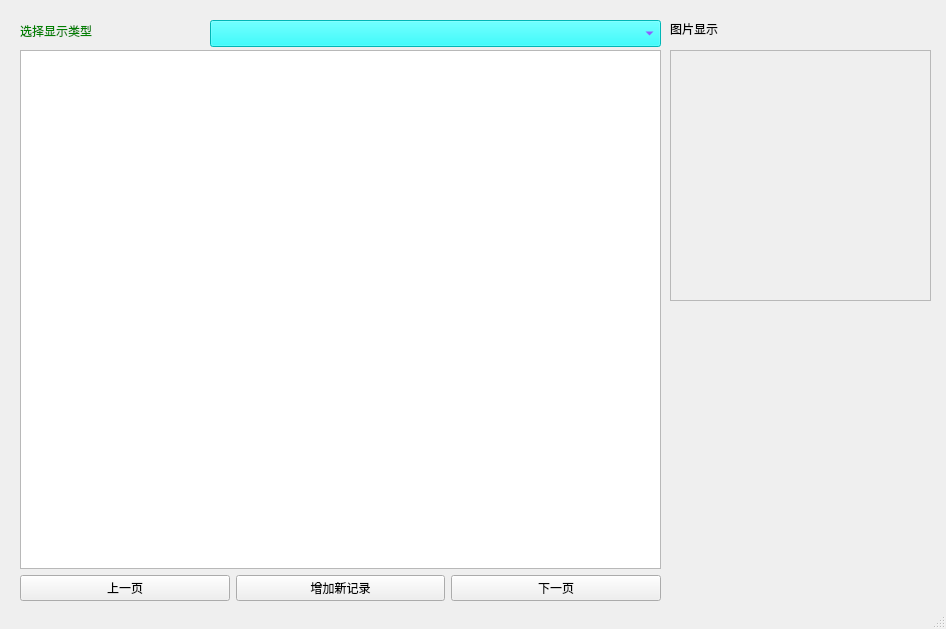
Before: the Qt Designer form mainForm.ui in skyscribe/financial, drawn with Qt 5.
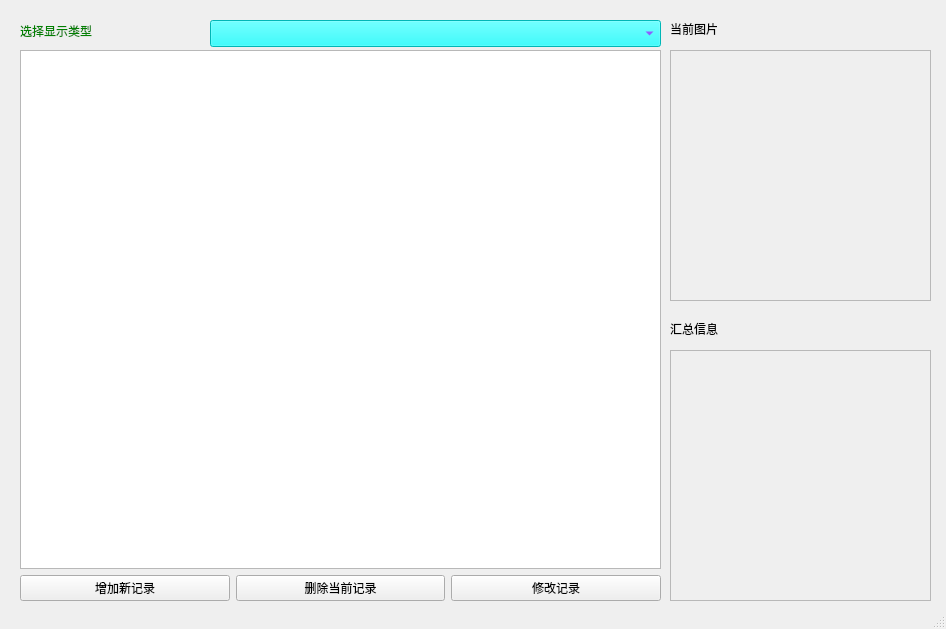
After: the same form once the commit is applied.

```diff
--- a/mainForm.ui
+++ b/mainForm.ui
@@ -85,13 +85,6 @@
      <item>
       <layout class="QHBoxLayout" name="horizontalLayout">
        <item>
-        <widget class="QPushButton" name="btnPrevious">
-         <property name="text">
-          <string>上一页</string>
-         </property>
-        </widget>
-       </item>
-       <item alignment="Qt::AlignBottom">
         <widget class="QPushButton" name="btnAdd">
          <property name="text">
           <string>增加新记录</string>
@@ -101,7 +94,14 @@
        <item>
         <widget class="QPushButton" name="btnNext">
          <property name="text">
-          <string>下一页</string>
+          <string>删除当前记录</string>
+         </property>
+        </widget>
+       </item>
+       <item>
+        <widget class="QPushButton" name="btnModify">
+         <property name="text">
+          <string>修改记录</string>
          </property>
         </widget>
        </item>
@@ -119,7 +119,7 @@
      </rect>
     </property>
     <property name="text">
-     <string>图片显示</string>
+     <string>当前图片</string>
     </property>
     <property name="alignment">
      <set>Qt::AlignLeading|Qt::AlignLeft|Qt::AlignTop</set>
@@ -144,6 +144,41 @@
      <set>Qt::AlignLeading|Qt::AlignLeft|Qt::AlignTop</set>
     </property>
    </widget>
+   <widget class="QLabel" name="pictureShow_2">
+    <property name="geometry">
+     <rect>
+      <x>670</x>
+      <y>350</y>
+      <width>261</width>
+      <height>251</height>
+     </rect>
+    </property>
+    <property name="frameShape">
+     <enum>QFrame::StyledPanel</enum>
+    </property>
+    <property name="text">
+     <string/>
+    </property>
+    <property name="alignment">
+     <set>Qt::AlignLeading|Qt::AlignLeft|Qt::AlignTop</set>
+    </property>
+   </widget>
+   <widget class="QLabel" name="label_3">
+    <property name="geometry">
+     <rect>
+      <x>670</x>
+      <y>320</y>
+      <width>261</width>
+      <height>21</height>
+     </rect>
+    </property>
+    <property name="text">
+     <string>汇总信息</string>
+    </property>
+    <property name="alignment">
+     <set>Qt::AlignLeading|Qt::AlignLeft|Qt::AlignTop</set>
+    </property>
+   </widget>
    <zorder>layoutWidget</zorder>
    <zorder>label_2</zorder>
    <zorder>modeSelector</zorder>
```
Left out of the diff: 7 changed lines with no effect on the pictures.
